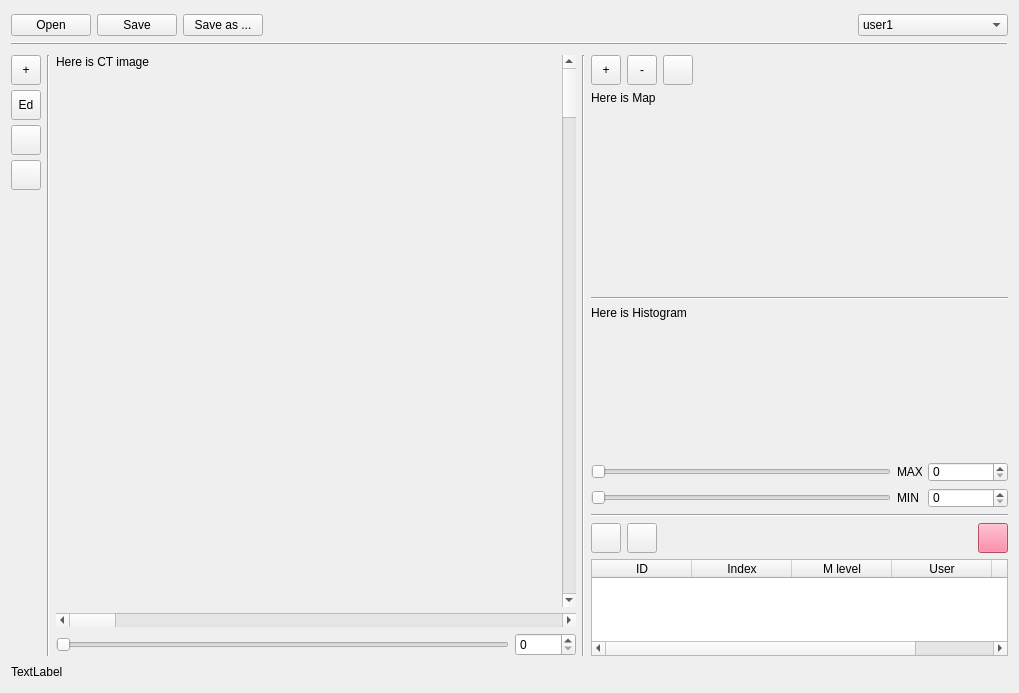
Qt form src/qt_designer/ui_noduleme.ui (chatanisota/nodule_me) before a commit.
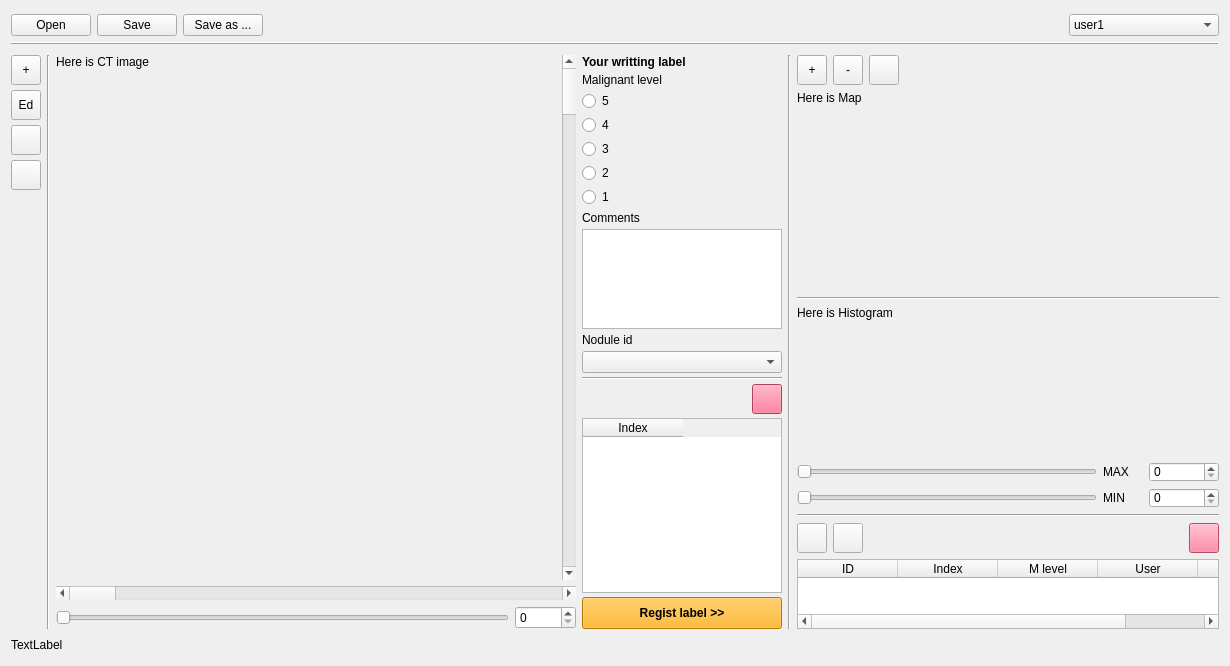
The same form after that commit. Icons and pictures are not drawn. Custom widgets are drawn as their Qt base class.

Patch:
```diff
--- a/src/qt_designer/ui_noduleme.ui
+++ b/src/qt_designer/ui_noduleme.ui
@@ -6,8 +6,8 @@
    <rect>
     <x>0</x>
     <y>0</y>
-    <width>1014</width>
-    <height>693</height>
+    <width>1224</width>
+    <height>663</height>
    </rect>
   </property>
   <property name="windowTitle">
@@ -345,6 +345,266 @@
          </item>
         </layout>
        </item>
+       <item>
+        <widget class="QWidget" name="widgetWritting" native="true">
+         <property name="enabled">
+          <bool>true</bool>
+         </property>
+         <property name="sizePolicy">
+          <sizepolicy hsizetype="Fixed" vsizetype="Preferred">
+           <horstretch>0</horstretch>
+           <verstretch>0</verstretch>
+          </sizepolicy>
+         </property>
+         <property name="minimumSize">
+          <size>
+           <width>200</width>
+           <height>0</height>
+          </size>
+         </property>
+         <property name="maximumSize">
+          <size>
+           <width>0</width>
+           <height>16777215</height>
+          </size>
+         </property>
+         <layout class="QVBoxLayout" name="verticalLayout_7">
+          <property name="leftMargin">
+           <number>0</number>
+          </property>
+          <property name="topMargin">
+           <number>0</number>
+          </property>
+          <property name="rightMargin">
+           <number>0</number>
+          </property>
+          <property name="bottomMargin">
+           <number>0</number>
+          </property>
+          <item>
+           <layout class="QVBoxLayout" name="labelLayout">
+            <property name="spacing">
+             <number>4</number>
+            </property>
+            <property name="sizeConstraint">
+             <enum>QLayout::SetDefaultConstraint</enum>
+            </property>
+            <property name="leftMargin">
+             <number>0</number>
+            </property>
+            <item>
+             <widget class="QLabel" name="label">
+              <property name="font">
+               <font>
+                <weight>75</weight>
+                <bold>true</bold>
+               </font>
+              </property>
+              <property name="text">
+               <string>Your writting label</string>
+              </property>
+             </widget>
+            </item>
+            <item>
+             <layout class="QVBoxLayout" name="verticalLayout_10">
+              <item>
+               <widget class="QLabel" name="label_2">
+                <property name="text">
+                 <string>Malignant level</string>
+                </property>
+               </widget>
+              </item>
+              <item>
+               <widget class="QRadioButton" name="radioButton5">
+                <property name="text">
+                 <string>5</string>
+                </property>
+               </widget>
+              </item>
+              <item>
+               <widget class="QRadioButton" name="radioButton4">
+                <property name="text">
+                 <string>4</string>
+                </property>
+               </widget>
+              </item>
+              <item>
+               <widget class="QRadioButton" name="radioButton3">
+                <property name="text">
+                 <string>3</string>
+                </property>
+               </widget>
+              </item>
+              <item>
+               <widget class="QRadioButton" name="radioButton2">
+                <property name="text">
+                 <string>2</string>
+                </property>
+               </widget>
+              </item>
+              <item>
+               <widget class="QRadioButton" name="radioButton1">
+                <property name="text">
+                 <string>1</string>
+                </property>
+               </widget>
+              </item>
+             </layout>
+            </item>
+            <item>
+             <layout class="QVBoxLayout" name="verticalLayout_11">
+              <property name="topMargin">
+               <number>0</number>
+              </property>
+              <item>
+               <widget class="QLabel" name="label_5">
+                <property name="sizePolicy">
+                 <sizepolicy hsizetype="Preferred" vsizetype="Fixed">
+                  <horstretch>0</horstretch>
+                  <verstretch>0</verstretch>
+                 </sizepolicy>
+                </property>
+                <property name="text">
+                 <string>Comments</string>
+                </property>
+               </widget>
+              </item>
+              <item>
+               <widget class="QPlainTextEdit" name="textEditCommentsWritting">
+                <property name="sizePolicy">
+                 <sizepolicy hsizetype="Fixed" vsizetype="Fixed">
+                  <horstretch>0</horstretch>
+                  <verstretch>0</verstretch>
+                 </sizepolicy>
+                </property>
+                <property name="maximumSize">
+                 <size>
+                  <width>200</width>
+                  <height>100</height>
+                 </size>
+                </property>
+               </widget>
+              </item>
+             </layout>
+            </item>
+            <item>
+             <layout class="QVBoxLayout" name="verticalLayout_12">
+              <property name="topMargin">
+               <number>0</number>
+              </property>
+              <item>
+               <widget class="QLabel" name="label_6">
+                <property name="text">
+                 <string>Nodule id</string>
+                </property>
+               </widget>
+              </item>
+              <item>
+               <widget class="QComboBox" name="comboBoxNoduleIdWritting"/>
+              </item>
+             </layout>
+            </item>
+            <item>
+             <widget class="Line" name="line_6">
+              <property name="orientation">
+               <enum>Qt::Horizontal</enum>
+              </property>
+             </widget>
+            </item>
+            <item>
+             <layout class="QHBoxLayout" name="horizontalLayout">
+              <property name="topMargin">
+               <number>0</number>
+              </property>
+              <item>
+               <spacer name="horizontalSpacer_7">
+                <property name="orientation">
+                 <enum>Qt::Horizontal</enum>
+                </property>
+                <property name="sizeHint" stdset="0">
+                 <size>
+                  <width>40</width>
+                  <height>30</height>
+                 </size>
+                </property>
+               </spacer>
+              </item>
+              <item>
+               <widget class="QPushButton" name="buttonDeleteWritting">
+                <property name="sizePolicy">
+                 <sizepolicy hsizetype="Fixed" vsizetype="Fixed">
+                  <horstretch>0</horstretch>
+                  <verstretch>0</verstretch>
+                 </sizepolicy>
+                </property>
+                <property name="minimumSize">
+                 <size>
+                  <width>30</width>
+                  <height>30</height>
+                 </size>
+                </property>
+                <property name="maximumSize">
+                 <size>
+                  <width>30</width>
+                  <height>30</height>
+                 </size>
+                </property>
+                <property name="styleSheet">
+                 <string notr="true">background-color: rgb(255, 85, 127);</string>
+                </property>
+                <property name="text">
+                 <string/>
+                </property>
+                <property name="icon">
+                 <iconset>
+                  <normaloff>../ui/trash.png</normaloff>../ui/trash.png</iconset>
+                </property>
+               </widget>
+              </item>
+             </layout>
+            </item>
+            <item>
+             <widget class="QTableWidget" name="tableWidgetWritting">
+              <column>
+               <property name="text">
+                <string>Index</string>
+               </property>
+              </column>
+             </widget>
+            </item>
+            <item>
+             <widget class="QPushButton" name="buttonOkWritting">
+              <property name="sizePolicy">
+               <sizepolicy hsizetype="Expanding" vsizetype="Fixed">
+                <horstretch>0</horstretch>
+                <verstretch>0</verstretch>
+               </sizepolicy>
+              </property>
+              <property name="minimumSize">
+               <size>
+                <width>70</width>
+                <height>32</height>
+               </size>
+              </property>
+              <property name="font">
+               <font>
+                <weight>75</weight>
+                <bold>true</bold>
+               </font>
+              </property>
+              <property name="styleSheet">
+               <string notr="true">background-color: rgb(255, 170, 0);</string>
+              </property>
+              <property name="text">
+               <string>Regist label &gt;&gt;</string>
+              </property>
+             </widget>
+            </item>
+           </layout>
+          </item>
+         </layout>
+        </widget>
+       </item>
        <item>
         <widget class="Line" name="line_3">
          <property name="orientation">
@@ -552,7 +812,7 @@
                </property>
                <property name="minimumSize">
                 <size>
-                 <width>25</width>
+                 <width>40</width>
                  <height>0</height>
                 </size>
                </property>
@@ -571,7 +831,7 @@
                </property>
                <property name="minimumSize">
                 <size>
-                 <width>80</width>
+                 <width>70</width>
                  <height>20</height>
                 </size>
                </property>
@@ -641,7 +901,7 @@
                </property>
                <property name="minimumSize">
                 <size>
-                 <width>25</width>
+                 <width>40</width>
                  <height>0</height>
                 </size>
                </property>
@@ -660,7 +920,7 @@
                </property>
                <property name="minimumSize">
                 <size>
-                 <width>80</width>
+                 <width>70</width>
                  <height>20</height>
                 </size>
                </property>
@@ -898,12 +1158,6 @@
    <extends>QLabel</extends>
    <header>view.zoom_view.h</header>
   </customwidget>
-  <customwidget>
-   <class>QtWidget</class>
-   <extends>QWidget</extends>
-   <header>qtwidget.h</header>
-   <container>1</container>
-  </customwidget>
  </customwidgets>
  <resources/>
  <connections/>
```
Left out of the diff: 4 changed lines with no effect on the pictures.
